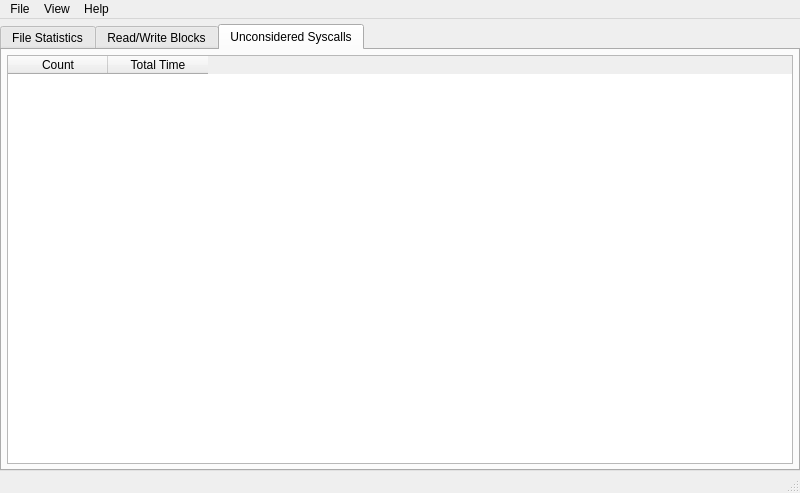
This is iotracegui/view/main_window.ui in nicolasgross/iotrace-gui as Qt 5 draws it before an edit. The edited form follows.
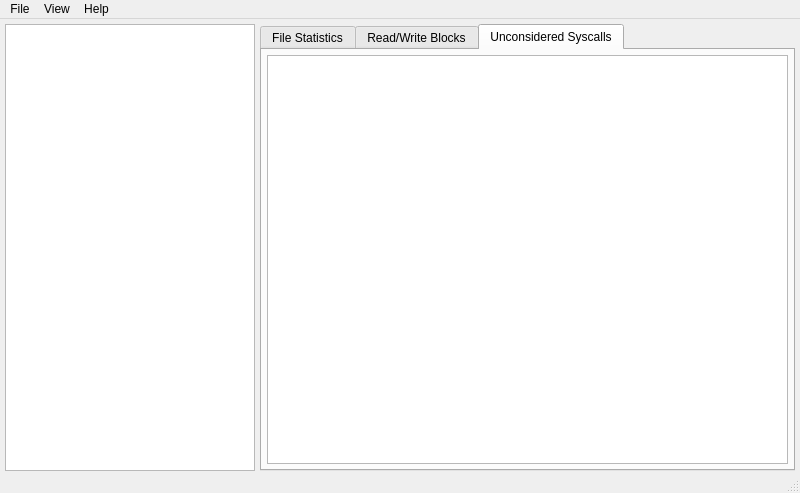
This is the edited form. The open tabs and pages were chosen to show the change.

Commit message: Add unmatched syscalls tab

Patch:
```diff
--- a/iotracegui/view/main_window.ui
+++ b/iotracegui/view/main_window.ui
@@ -20,22 +20,32 @@
    <string>iotrace-GUI</string>
   </property>
   <widget class="QWidget" name="centralwidget">
-   <layout class="QVBoxLayout" name="verticalLayout">
+   <layout class="QHBoxLayout" name="horizontalLayout_4">
     <property name="spacing">
-     <number>6</number>
+     <number>5</number>
     </property>
     <property name="leftMargin">
-     <number>0</number>
+     <number>5</number>
     </property>
     <property name="topMargin">
      <number>5</number>
     </property>
     <property name="rightMargin">
-     <number>0</number>
+     <number>5</number>
     </property>
     <property name="bottomMargin">
      <number>0</number>
     </property>
+    <item>
+     <widget class="QListView" name="processesListView">
+      <property name="maximumSize">
+       <size>
+        <width>250</width>
+        <height>16777215</height>
+       </size>
+      </property>
+     </widget>
+    </item>
     <item>
      <widget class="QTabWidget" name="tabs">
       <property name="currentIndex">
@@ -61,16 +71,6 @@
         <property name="bottomMargin">
          <number>5</number>
         </property>
-        <item>
-         <widget class="QListView" name="processesListView">
-          <property name="maximumSize">
-           <size>
-            <width>250</width>
-            <height>16777215</height>
-           </size>
-          </property>
-         </widget>
-        </item>
         <item>
          <layout class="QVBoxLayout" name="verticalLayout_2">
           <property name="spacing">
@@ -132,18 +132,7 @@
          <number>5</number>
         </property>
         <item>
-         <widget class="QTableWidget" name="syscallsTable">
-          <column>
-           <property name="text">
-            <string>Count</string>
-           </property>
-          </column>
-          <column>
-           <property name="text">
-            <string>Total Time</string>
-           </property>
-          </column>
-         </widget>
+         <widget class="QTableView" name="syscallsTableView"/>
         </item>
        </layout>
       </widget>
```
The commit also changes 6 other files.
